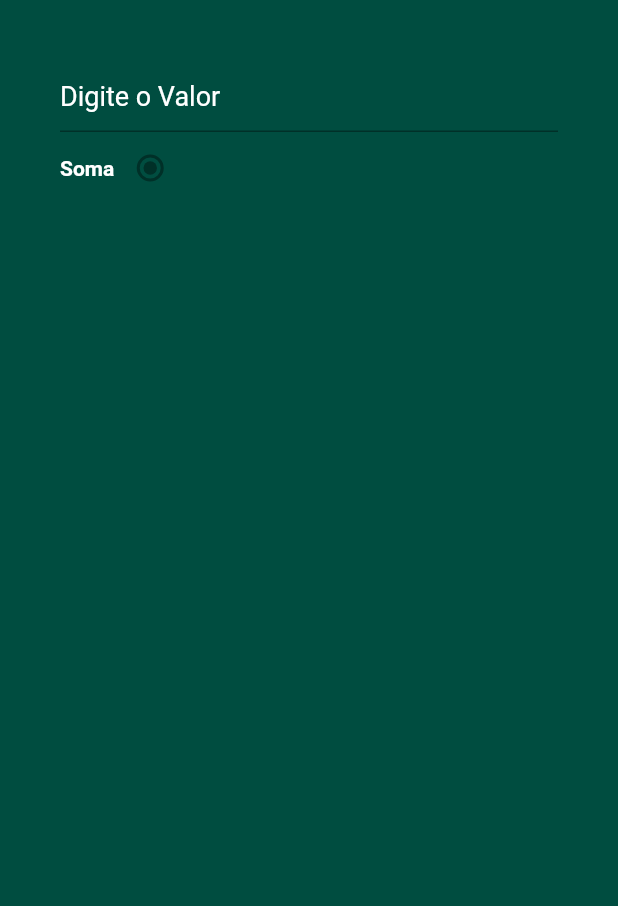
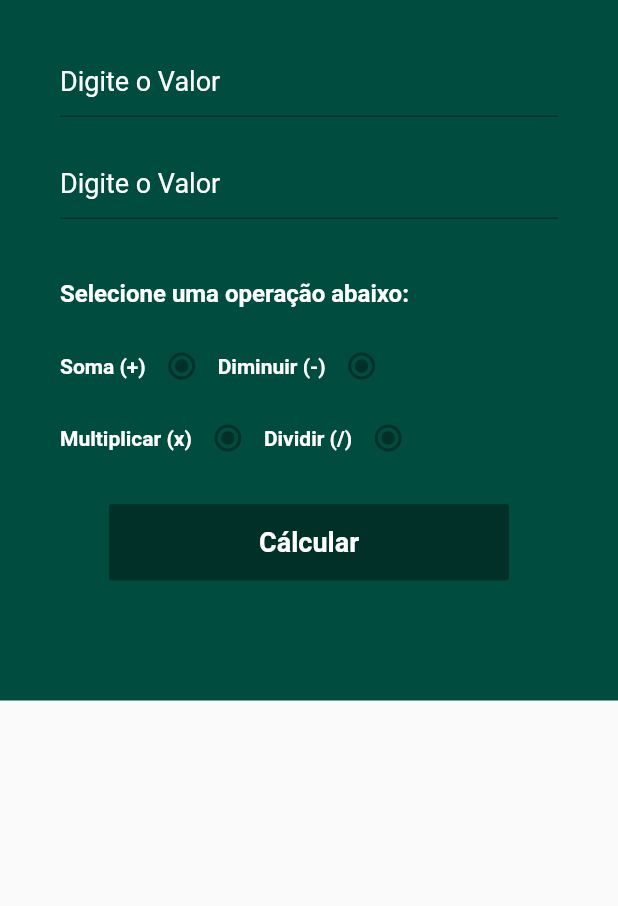
Before and after one commit to romeuporto/Calc, a Flutter app: the screen it shows after launch, on a phone screen of 412 x 824 dp, the part 330-1236 px from its top. Run offline on Flutter 3.47's test engine with Material 2 defaults, Android fonts, the phone set to English and light mode, and no system bars.

Commit message:
finished the text and radius fields, ending the button

```diff
--- a/calc/lib/PageCalc.dart
+++ b/calc/lib/PageCalc.dart
@@ -1,3 +1,4 @@
+import 'package:flutter/cupertino.dart';
 import 'package:flutter/material.dart';
 
 class PageCalc extends StatefulWidget {
@@ -9,9 +10,9 @@ class _PageCalcState extends State<PageCalc> {
   @override
   Widget build(BuildContext context) {
     return Scaffold(
-      backgroundColor: Colors.teal.shade900,
         body: SingleChildScrollView(
           child: Container(
+            color: Colors.teal.shade900,
             padding: EdgeInsets.only(
               top: 100,
               right: 40,
@@ -32,7 +33,7 @@ class _PageCalcState extends State<PageCalc> {
                     ),
                   ),
                   SizedBox(
-                      height: 40,
+                      height: 30,
                   ),
                   TextField(
                     keyboardType: TextInputType.number,
@@ -50,9 +51,48 @@ class _PageCalcState extends State<PageCalc> {
                       ),
                     ),
                   ),
+                  SizedBox(
+                    height: 20,
+                  ),
+                  TextField(
+                    keyboardType: TextInputType.number,
+                    decoration: InputDecoration(
+                      hintText: "Digite o Valor",
+                      hintStyle: TextStyle(
+                        color: Colors.white,
+                        fontSize: 18,
+                      ),
+                      focusedBorder: UnderlineInputBorder(
+                        borderSide: BorderSide(
+                            width: 1.5,
+                            color: Colors.white
+                        ),
+                      ),
+                    ),
+                  ),
+                  SizedBox(
+                    height: 40,
+                  ),
                   Row(
+                    mainAxisAlignment: MainAxisAlignment.start,
                     children: <Widget>[
-                      Text("Soma",
+                      Text(
+                        "Selecione uma operação abaixo:",
+                        style: TextStyle(
+                          fontSize: 16,
+                          fontWeight: FontWeight.bold,
+                          color: Colors.white,
+                        ),
+                      ),
+                    ],
+                  ),
+                  SizedBox(
+                    height: 15,
+                  ),
+                  Row(
+                    mainAxisAlignment: MainAxisAlignment.start,
+                    children: <Widget>[
+                      Text("Soma (+)",
                       style: TextStyle(
                         color: Colors.white,
                         fontWeight: FontWeight.bold,
@@ -63,7 +103,67 @@ class _PageCalcState extends State<PageCalc> {
                         groupValue: null,
                         onChanged: null,
                       ),
+                      Text("Diminuir (-)",
+                        style: TextStyle(
+                          color: Colors.white,
+                          fontWeight: FontWeight.bold,
+                        ),
+                      ),
+                      Radio(
+                        value: null,
+                        groupValue: null,
+                        onChanged: null,
+                      ),
                     ],
+                  ),
+                  Row(
+                    mainAxisAlignment: MainAxisAlignment.start,
+                    children: <Widget>[
+                      Text("Multiplicar (x)",
+                        style: TextStyle(
+                          color: Colors.white,
+                          fontWeight: FontWeight.bold,
+                        ),
+                      ),
+                      Radio(
+                        value: null,
+                        groupValue: null,
+                        onChanged: null,
+                      ),
+                      Text("Dividir (/)",
+                        style: TextStyle(
+                          color: Colors.white,
+                          fontWeight: FontWeight.bold,
+                        ),
+                      ),
+                      Radio(
+                        value: null,
+                        groupValue: null,
+                        onChanged: null,
+                      ),
+                    ],
+                  ),
+                  SizedBox(
+                    height: 20,
+                  ),
+                  RaisedButton(
+                    padding: EdgeInsets.only(
+                      top: 15,
+                      right: 100,
+                      left: 100,
+                      bottom: 15,
+                    ),
+                    child: Text(
+                      "Cálcular",
+                      style: TextStyle(
+                        fontWeight: FontWeight.bold,
+                        fontSize: 18,
+                        color: Colors.white,
+                      ),
+                    ),
+                  ),
+                  SizedBox(
+                    height: 80,
                   ),
                 ],
               ),
```
